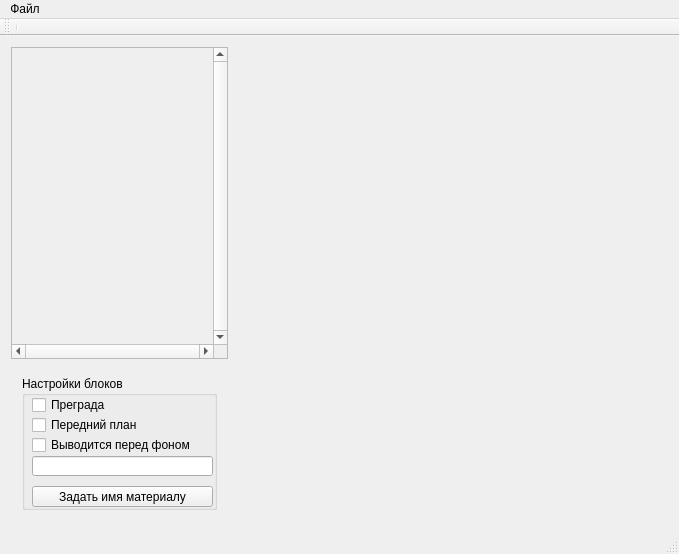
Above: DizzyEditor/cmainwindow.ui from da-nie/Dizzy-Editor- before the change. Below: the same form after it.
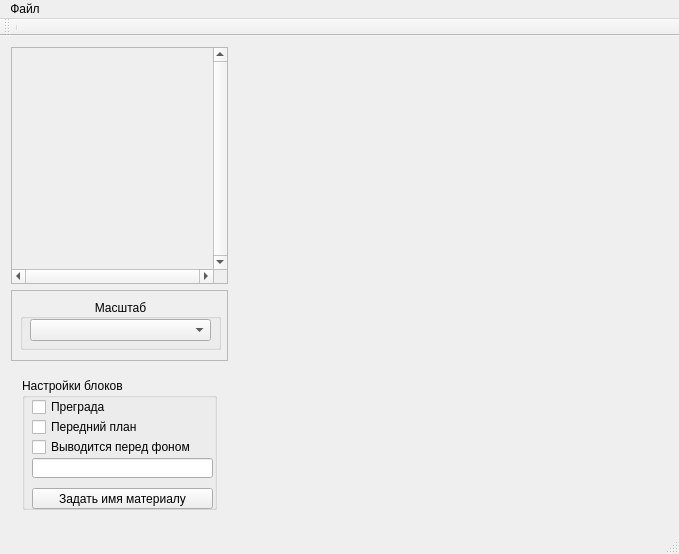
That is the form after the change. Custom widgets are drawn as their Qt base class.

Diff of the .ui file:
```diff
--- a/DizzyEditor/cmainwindow.ui
+++ b/DizzyEditor/cmainwindow.ui
@@ -16,14 +16,37 @@
   <widget class="QWidget" name="centralWidget">
    <layout class="QGridLayout" name="gridLayout" rowstretch="1">
     <item row="0" column="0">
-     <layout class="QGridLayout" name="gridLayout_basic" rowstretch="10,10,10" columnstretch="5,10">
-      <item row="0" column="1" rowspan="3">
+     <layout class="QGridLayout" name="gridLayout_basic" rowstretch="10,10,6,13" columnstretch="5,10">
+      <item row="0" column="1" rowspan="4">
        <widget class="CMapEditor" name="cMapEditor" native="true"/>
       </item>
-      <item row="2" column="0">
+      <item row="0" column="0" rowspan="2">
+       <widget class="QScrollArea" name="cScrollArea_Tiles">
+        <property name="verticalScrollBarPolicy">
+         <enum>Qt::ScrollBarAlwaysOn</enum>
+        </property>
+        <property name="horizontalScrollBarPolicy">
+         <enum>Qt::ScrollBarAlwaysOn</enum>
+        </property>
+        <property name="widgetResizable">
+         <bool>true</bool>
+        </property>
+        <widget class="QWidget" name="cScrollAreaWidgetContents_Tiles">
+         <property name="geometry">
+          <rect>
+           <x>0</x>
+           <y>0</y>
+           <width>198</width>
+           <height>222</height>
+          </rect>
+         </property>
+        </widget>
+       </widget>
+      </item>
+      <item row="3" column="0">
        <widget class="QWidget" name="widget" native="true">
         <layout class="QGridLayout" name="gridLayout_3">
-         <item row="0" column="0">
+         <item row="1" column="0">
           <widget class="QGroupBox" name="groupBox">
            <property name="title">
             <string>Настройки блоков</string>
@@ -95,26 +118,39 @@
         </layout>
        </widget>
       </item>
-      <item row="0" column="0" rowspan="2">
-       <widget class="QScrollArea" name="cScrollArea_Tiles">
-        <property name="verticalScrollBarPolicy">
-         <enum>Qt::ScrollBarAlwaysOn</enum>
+      <item row="2" column="0">
+       <widget class="QFrame" name="frame">
+        <property name="frameShape">
+         <enum>QFrame::StyledPanel</enum>
         </property>
-        <property name="horizontalScrollBarPolicy">
-         <enum>Qt::ScrollBarAlwaysOn</enum>
+        <property name="frameShadow">
+         <enum>QFrame::Raised</enum>
         </property>
-        <property name="widgetResizable">
-         <bool>true</bool>
-        </property>
-        <widget class="QWidget" name="cScrollAreaWidgetContents_Tiles">
+        <widget class="QGroupBox" name="groupBox_2">
          <property name="geometry">
           <rect>
-           <x>0</x>
-           <y>0</y>
-           <width>198</width>
-           <height>299</height>
+           <x>9</x>
+           <y>9</y>
+           <width>201</width>
+           <height>51</height>
           </rect>
          </property>
+         <property name="title">
+          <string>Масштаб</string>
+         </property>
+         <property name="alignment">
+          <set>Qt::AlignCenter</set>
+         </property>
+         <widget class="QComboBox" name="cComboBox_Scale">
+          <property name="geometry">
+           <rect>
+            <x>10</x>
+            <y>20</y>
+            <width>181</width>
+            <height>22</height>
+           </rect>
+          </property>
+         </widget>
         </widget>
        </widget>
       </item>
```
